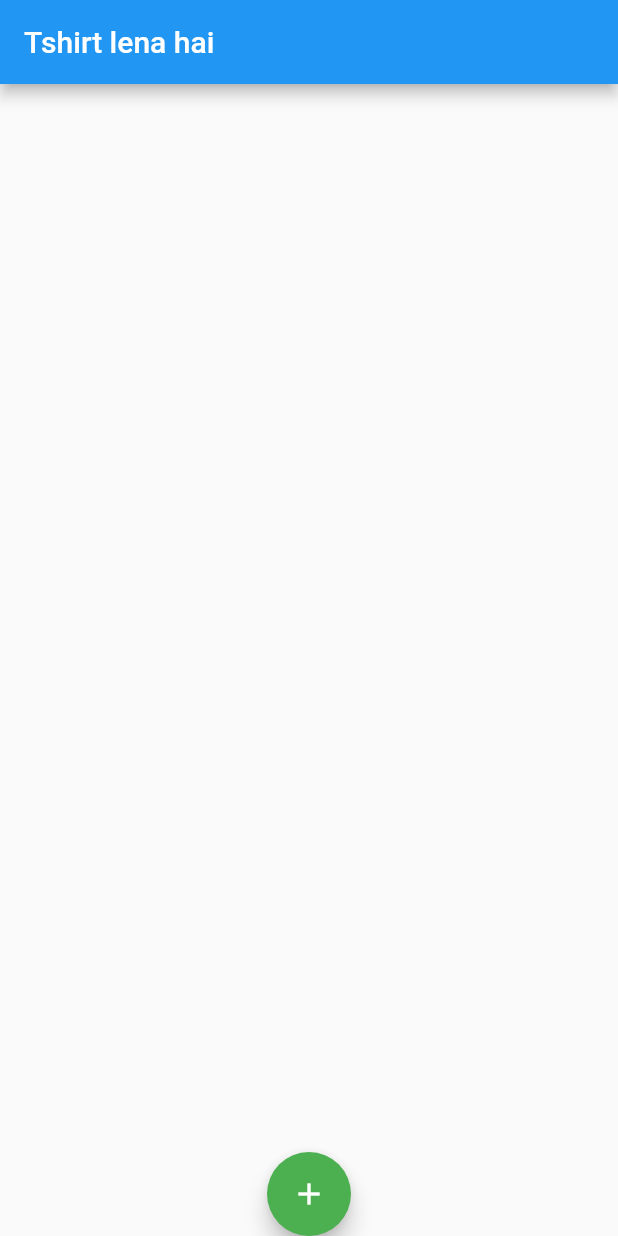
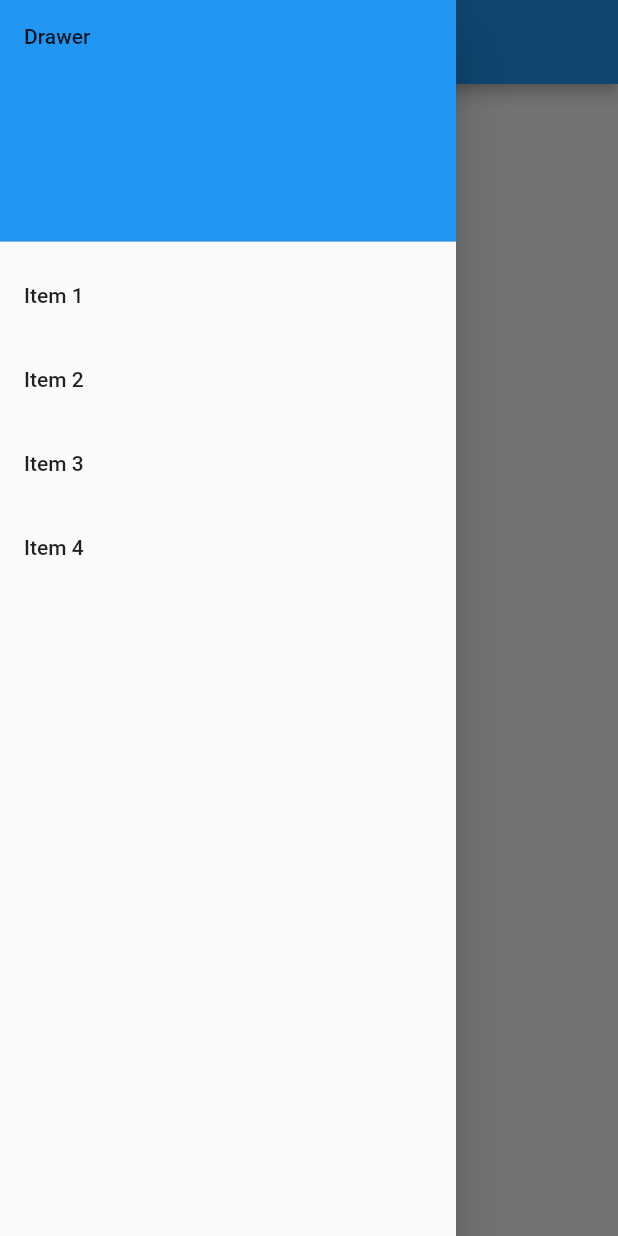
Before and after one commit to kaizer111/demo-app, a Flutter app: the screen it shows after launch, with the side drawer open (before the commit the screen has no drawer), on a phone screen of 412 x 824 dp. Run offline on Flutter 3.47's test engine with Material 2 defaults, Android fonts, the phone set to English and light mode, and no system bars.

Commit message:
Added Drawers and Updated pubspec.yaml dart dependency. And some linting.

```diff
--- a/lib/main.dart
+++ b/lib/main.dart
@@ -2,7 +2,7 @@ import 'package:chatapp/screens/homepage.dart';
 import 'package:flutter/material.dart';
 
 void main() {
-  runApp(MyApp());
+  runApp(const MyApp());
 }
 
 class MyApp extends StatelessWidget {
--- a/lib/screens/Homepage.dart
+++ b/lib/screens/Homepage.dart
@@ -1,18 +1,47 @@
 import 'package:flutter/material.dart';
 
 class Homepage extends StatelessWidget {
-
+  const Homepage({super.key});
 
   @override
   Widget build(BuildContext context) {
     return Scaffold(
+      drawer: Drawer(
+          child: ListView(
+        padding: EdgeInsets.zero,
+        children: [
+          const DrawerHeader(
+            decoration: BoxDecoration(
+              color: Colors.blue,
+            ),
+            child: Text("Drawer"),
+          ),
+          ListTile(
+            title: const Text('Item 1'),
+            onTap: () {},
+          ),
+          ListTile(
+            title: const Text('Item 2'),
+            onTap: () {},
+          ),
+          ListTile(
+            title: const Text('Item 3'),
+            onTap: () {},
+          ),
+          ListTile(
+            title: const Text('Item 4'),
+            onTap: () {},
+          ),
+        ],
+      )),
       appBar: AppBar(
-        title: Text('Tshirt lena hai'),
+        title: const Text('Tshirt lena hai'),
       ),
       floatingActionButtonLocation: FloatingActionButtonLocation.centerDocked,
       floatingActionButton: FloatingActionButton(
-        child: Icon(Icons.add),
-        backgroundColor: Colors.green,
-        onPressed: () {
-        }
-       ),);}}
+          backgroundColor: Colors.green,
+          child: const Icon(Icons.add),
+          onPressed: () {}),
+    );
+  }
+}
--- a/pubspec.yaml
+++ b/pubspec.yaml
@@ -3,7 +3,7 @@ description: A new Flutter project.
 
 # The following line prevents the package from being accidentally published to
 # pub.dev using `flutter pub publish`. This is preferred for private packages.
-publish_to: 'none' # Remove this line if you wish to publish to pub.dev
+publish_to: "none" # Remove this line if you wish to publish to pub.dev
 
 # The following defines the version and build number for your application.
 # A version number is three numbers separated by dots, like 1.2.43
@@ -20,7 +20,7 @@ publish_to: 'none' # Remove this line if you wish to publish to pub.dev
 version: 1.0.0+1
 
 environment:
-  sdk: '>=2.19.0-283.0.dev <3.0.0'
+  sdk: ">=2.17.0 <3.0.0"
 
 # Dependencies specify other packages that your package needs in order to work.
 # To automatically upgrade your package dependencies to the latest versions
@@ -31,7 +31,6 @@ environment:
 dependencies:
   flutter:
     sdk: flutter
-
 
   # The following adds the Cupertino Icons font to your application.
   # Use with the CupertinoIcons class for iOS style icons.
@@ -54,7 +53,6 @@ dev_dependencies:
 
 # The following section is specific to Flutter packages.
 flutter:
-
   # The following line ensures that the Material Icons font is
   # included with your application, so that you can use the icons in
   # the material Icons class.
```
Also changed, not shown: pubspec.lock.
